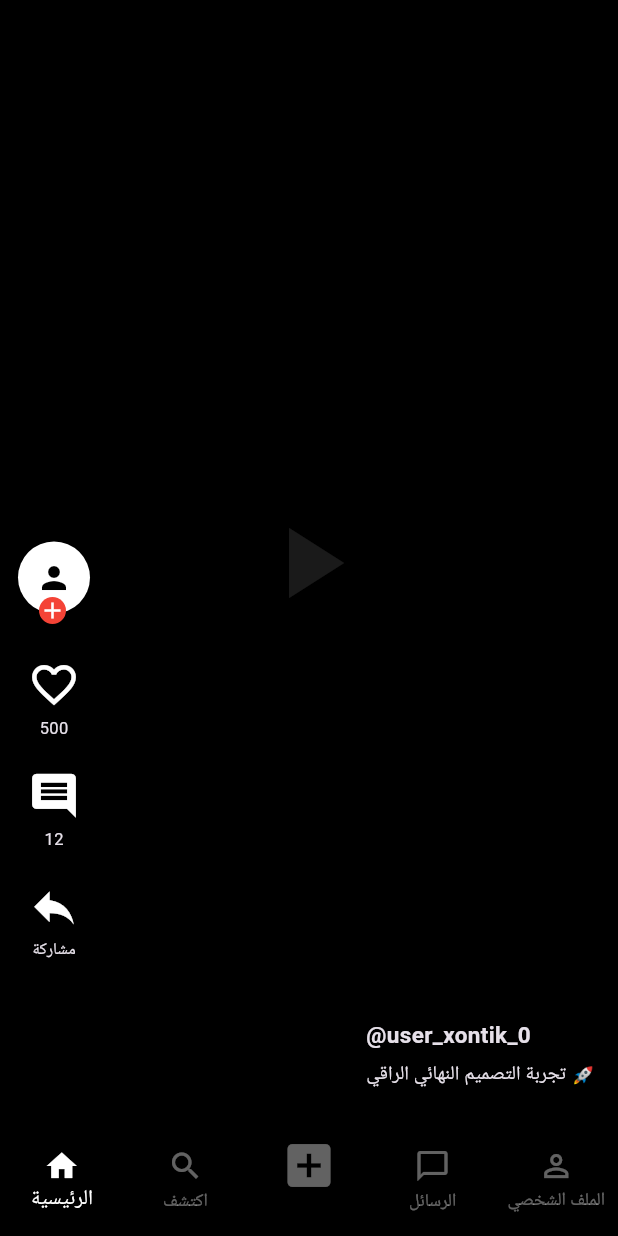
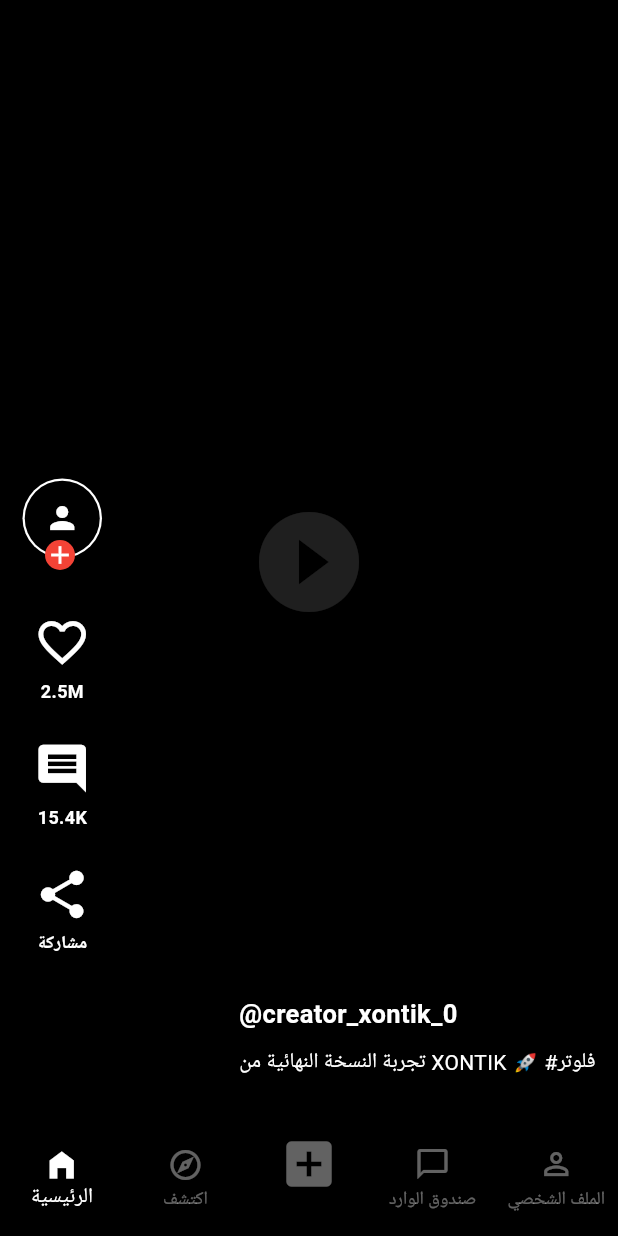
Before and after one commit to express-shopping/Xontik_V2, a Flutter app: the screen it shows after launch, after a tap on "أنشئ حساباً", on a phone screen of 412 x 824 dp. Run offline on Flutter 3.47's test engine with Material 3 defaults, Android fonts, the phone set to English and light mode, and no system bars.

Commit message:
Final Ultimate UI - Fixed for GitHub

```diff
--- a/lib/main.dart
+++ b/lib/main.dart
@@ -1,25 +1,29 @@
 import 'package:flutter/material.dart';
 
-void main() => runApp(const XontikProApp());
+void main() {
+  runApp(const XontikFinalApp());
+}
 
-class XontikProApp extends StatelessWidget {
-  const XontikProApp({super.key});
+class XontikFinalApp extends StatelessWidget {
+  const XontikFinalApp({super.key});
 
   @override
   Widget build(BuildContext context) {
     return MaterialApp(
       debugShowCheckedModeBanner: false,
       title: 'XONTIK PRO',
-      locale: const Locale('ar', 'AE'), // دعم اللغة العربية
-      theme: ThemeData.dark().copyWith(scaffoldBackgroundColor: Colors.black),
-      home: const AuthScreen(),
+      locale: const Locale('ar', 'AE'),
+      theme: ThemeData.dark().copyWith(
+        scaffoldBackgroundColor: Colors.black,
+      ),
+      home: const TikTokAuthScreen(),
     );
   }
 }
 
-// --- واجهة تسجيل الدخول المتطورة ---
-class AuthScreen extends StatelessWidget {
-  const AuthScreen({super.key});
+// --- شاشة تسجيل الدخول الاحترافية ---
+class TikTokAuthScreen extends StatelessWidget {
+  const TikTokAuthScreen({super.key});
 
   @override
   Widget build(BuildContext context) {
@@ -28,22 +32,25 @@ class AuthScreen extends StatelessWidget {
         child: Column(
           children: [
             const Spacer(),
-            const Text("XONTIK", style: TextStyle(fontSize: 45, fontWeight: FontWeight.bold, letterSpacing: 4)),
+            const Text("XONTIK", style: TextStyle(fontSize: 48, fontWeight: FontWeight.bold, letterSpacing: 5, color: Colors.white)),
+            const SizedBox(height: 10),
+            const Text("سجل دخولك لاستكشاف الفيديوهات", style: TextStyle(color: Colors.white70, fontSize: 14)),
             const SizedBox(height: 50),
-            _socialBtn(Icons.phone_android, "استخدام الهاتف / البريد الإلكتروني"),
-            _socialBtn(Icons.g_mobiledata, "المتابعة باستخدام Google"),
-            _socialBtn(Icons.facebook, "المتابعة باستخدام Facebook"),
+            _buildLoginOption(Icons.phone_android, "استخدام الهاتف أو البريد"),
+            _buildLoginOption(Icons.g_mobiledata, "المتابعة باستخدام Google"),
+            _buildLoginOption(Icons.facebook, "المتابعة باستخدام Facebook"),
+            _buildLoginOption(Icons.apple, "المتابعة باستخدام Apple"),
             const Spacer(),
-            // زر إنشاء حساب صغير في الأسفل كما في تيك توك
+            // زر إنشاء حساب صغير وأنيق في الأسفل
             Padding(
-              padding: const EdgeInsets.all(20.0),
+              padding: const EdgeInsets.only(bottom: 20),
               child: Row(
                 mainAxisAlignment: MainAxisAlignment.center,
                 children: [
                   const Text("ليس لديك حساب؟", style: TextStyle(color: Colors.white54)),
                   TextButton(
-                    onPressed: () => Navigator.push(context, MaterialPageRoute(builder: (context) => const FeedScreen())),
-                    child: const Text("أنشئ حساباً", style: TextStyle(color: Colors.redAccent, fontWeight: FontWeight.bold, fontSize: 13)),
+                    onPressed: () => Navigator.push(context, MaterialPageRoute(builder: (context) => const TikTokHome())),
+                    child: const Text("أنشئ حساباً", style: TextStyle(color: Colors.redAccent, fontWeight: FontWeight.bold)),
                   ),
                 ],
               ),
@@ -54,24 +61,27 @@ class AuthScreen extends StatelessWidget {
     );
   }
 
-  Widget _socialBtn(IconData icon, String label) {
+  Widget _buildLoginOption(IconData icon, String label) {
     return Container(
-      margin: const EdgeInsets.symmetric(horizontal: 40, vertical: 7),
+      margin: const EdgeInsets.symmetric(horizontal: 40, vertical: 8),
       padding: const EdgeInsets.symmetric(vertical: 12, horizontal: 15),
-      decoration: BoxDecoration(border: Border.all(color: Colors.white12), borderRadius: BorderRadius.circular(4)),
+      decoration: BoxDecoration(
+        border: Border.all(color: Colors.white24),
+        borderRadius: BorderRadius.circular(4),
+      ),
       child: Row(
         children: [
-          Icon(icon, size: 22),
-          Expanded(child: Text(label, textAlign: TextAlign.center, style: const TextStyle(fontSize: 14))),
+          Icon(icon, size: 24),
+          Expanded(child: Text(label, textAlign: TextAlign.center, style: const TextStyle(fontSize: 14, fontWeight: FontWeight.w500))),
         ],
       ),
     );
   }
 }
 
-// --- واجهة الفيديوهات الرئيسية ---
-class FeedScreen extends StatelessWidget {
-  const FeedScreen({super.key});
+// --- واجهة الفيديوهات الرئيسية (نسخة تيك توك الأصلية) ---
+class TikTokHome extends StatelessWidget {
+  const TikTokHome({super.key});
 
   @override
   Widget build(BuildContext context) {
@@ -79,7 +89,7 @@ class FeedScreen extends StatelessWidget {
       body: PageView.builder(
         scrollDirection: Axis.vertical,
         itemCount: 10,
-        itemBuilder: (context, index) => VideoItem(index: index),
+        itemBuilder: (context, index) => VideoContent(index: index),
       ),
       bottomNavigationBar: BottomNavigationBar(
         backgroundColor: Colors.black,
@@ -87,10 +97,10 @@ class FeedScreen extends StatelessWidget {
         unselectedItemColor: Colors.white38,
         type: BottomNavigationBarType.fixed,
         items: const [
-          BottomNavigationBarItem(icon: Icon(Icons.home), label: 'الرئيسية'),
-          BottomNavigationBarItem(icon: Icon(Icons.search), label: 'اكتشف'),
-          BottomNavigationBarItem(icon: Icon(Icons.add_box, size: 38), label: ''),
-          BottomNavigationBarItem(icon: Icon(Icons.chat_bubble_outline), label: 'الرسائل'),
+          BottomNavigationBarItem(icon: Icon(Icons.home_filled), label: 'الرئيسية'),
+          BottomNavigationBarItem(icon: Icon(Icons.explore_outlined), label: 'اكتشف'),
+          BottomNavigationBarItem(icon: Icon(Icons.add_box, size: 40), label: ''),
+          BottomNavigationBarItem(icon: Icon(Icons.chat_bubble_outline), label: 'صندوق الوارد'),
           BottomNavigationBarItem(icon: Icon(Icons.person_outline), label: 'الملف الشخصي'),
         ],
       ),
@@ -98,49 +108,53 @@ class FeedScreen extends StatelessWidget {
   }
 }
 
-class VideoItem extends StatefulWidget {
+class VideoContent extends StatefulWidget {
   final int index;
-  const VideoItem({super.key, required this.index});
+  const VideoContent({super.key, required this.index});
 
   @override
-  State<VideoItem> createState() => _VideoItemState();
+  State<VideoContent> createState() => _VideoContentState();
 }
 
-class _VideoItemState extends State<VideoItem> {
-  bool liked = false;
-  bool followed = false;
+class _VideoContentState extends State<VideoContent> {
+  bool isLiked = false;
+  bool isFollowed = false;
 
   @override
   Widget build(BuildContext context) {
     return Stack(
+      fit: StackFit.expand,
       children: [
-        Container(color: Colors.black, child: const Center(child: Icon(Icons.play_arrow, size: 80, color: Colors.white10))),
+        // مكان الفيديو
+        Container(color: Colors.black, child: const Center(child: Icon(Icons.play_circle_fill, size: 80, color: Colors.white12))),
 
-        // الأزرار الجانبية (جهة اليسار وثابتة لكل فيديو)
+        // الأزرار الجانبية على اليسار (تتحرك مع كل فيديو)
         Positioned(
-          left: 12,
+          left: 15, // جهة اليسار كما طلبت
           bottom: 100,
           child: Column(
             children: [
-              _buildProfile(),
-              const SizedBox(height: 20),
-              _sideBtn(liked ? Icons.favorite : Icons.favorite_border, "500", liked ? Colors.red : Colors.white, () => setState(() => liked = !liked)),
-              _sideBtn(Icons.insert_comment, "12", Colors.white, () {}),
-              _sideBtn(Icons.reply, "مشاركة", Colors.white, () {}),
+              _buildAvatar(),
+              const SizedBox(height: 25),
+              _buildSideAction(isLiked ? Icons.favorite : Icons.favorite_border, "2.5M", isLiked ? Colors.red : Colors.white, () {
+                setState(() => isLiked = !isLiked);
+              }),
+              _buildSideAction(Icons.comment, "15.4K", Colors.white, () {}),
+              _buildSideAction(Icons.share, "مشاركة", Colors.white, () {}),
             ],
           ),
         ),
 
-        // معلومات الفيديو (أسفل اليمين)
+        // معلومات صاحب الفيديو والوصف (أسفل اليمين)
         Positioned(
           right: 15,
-          bottom: 25,
+          bottom: 30,
           child: Column(
             crossAxisAlignment: CrossAxisAlignment.start,
             children: [
-              Text("@user_xontik_${widget.index}", style: const TextStyle(fontWeight: FontWeight.bold, fontSize: 15)),
-              const SizedBox(height: 7),
-              const Text("تجربة التصميم النهائي الراقي 🚀", style: TextStyle(fontSize: 13)),
+              Text("@creator_xontik_${widget.index}", style: const TextStyle(fontWeight: FontWeight.bold, fontSize: 17, color: Colors.white)),
+              const SizedBox(height: 10),
+              const Text("تجربة النسخة النهائية من XONTIK 🚀 #فلوتر", style: TextStyle(color: Colors.white)),
             ],
           ),
         ),
@@ -148,19 +162,24 @@ class _VideoItemState extends State<VideoItem> {
     );
   }
 
-  Widget _buildProfile() {
+  Widget _buildAvatar() {
     return Stack(
       clipBehavior: Clip.none,
       children: [
-        const CircleAvatar(radius: 24, backgroundColor: Colors.white, child: Icon(Icons.person, color: Colors.black)),
-        if (!followed)
+        Container(
+          padding: const EdgeInsets.all(1.5),
+          decoration: const BoxDecoration(color: Colors.white, shape: BoxShape.circle),
+          child: const CircleAvatar(radius: 25, backgroundColor: Colors.black, child: Icon(Icons.person, color: Colors.white)),
+        ),
+        if (!isFollowed)
           Positioned(
-            bottom: -7, left: 14,
+            bottom: -8,
+            left: 15,
             child: GestureDetector(
-              onTap: () => setState(() => followed = true),
+              onTap: () => setState(() => isFollowed = true),
               child: Container(
                 decoration: const BoxDecoration(color: Colors.red, shape: BoxShape.circle),
-                child: const Icon(Icons.add, size: 18, color: Colors.white),
+                child: const Icon(Icons.add, size: 20, color: Colors.white),
               ),
             ),
           ),
@@ -168,16 +187,16 @@ class _VideoItemState extends State<VideoItem> {
     );
   }
 
-  Widget _sideBtn(IconData icon, String txt, Color col, VoidCallback onTap) {
+  Widget _buildSideAction(IconData icon, String label, Color color, VoidCallback onTap) {
     return GestureDetector(
       onTap: onTap,
       child: Padding(
-        padding: const EdgeInsets.symmetric(vertical: 10),
+        padding: const EdgeInsets.symmetric(vertical: 12),
         child: Column(
           children: [
-            Icon(icon, size: 35, color: col),
-            const SizedBox(height: 3),
-            Text(txt, style: const TextStyle(fontSize: 11)),
+            Icon(icon, size: 38, color: color),
+            const SizedBox(height: 5),
+            Text(label, style: const TextStyle(fontSize: 12, fontWeight: FontWeight.bold, color: Colors.white)),
           ],
         ),
       ),
```
